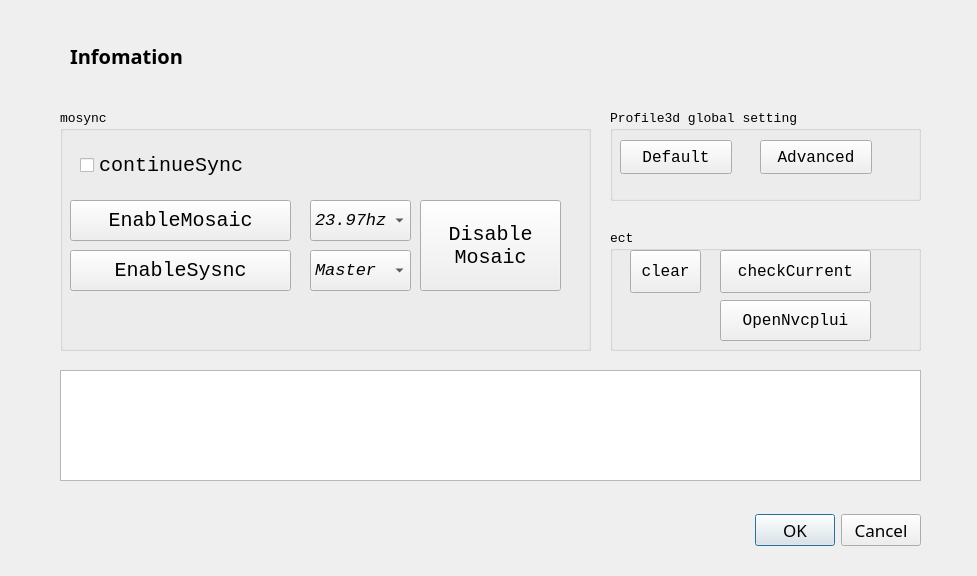
Qt form test.ui (thissak/QtMosaic) before a commit.
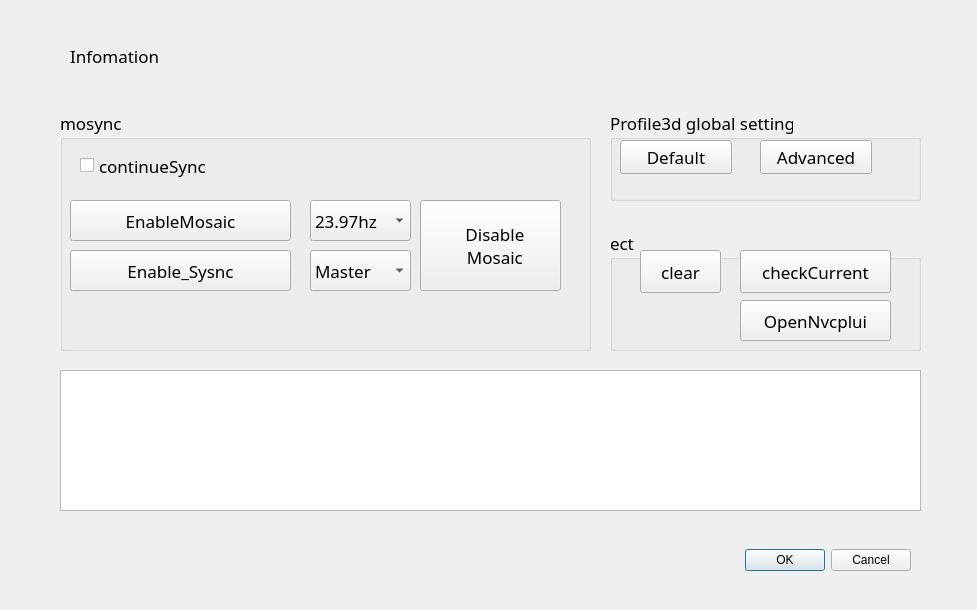
The same form after that commit. Icons and pictures are not drawn.

```diff
--- a/test.ui
+++ b/test.ui
@@ -7,33 +7,58 @@
     <x>0</x>
     <y>0</y>
     <width>977</width>
-    <height>576</height>
+    <height>610</height>
    </rect>
   </property>
+  <property name="minimumSize">
+   <size>
+    <width>977</width>
+    <height>0</height>
+   </size>
+  </property>
+  <property name="maximumSize">
+   <size>
+    <width>977</width>
+    <height>16777215</height>
+   </size>
+  </property>
   <property name="font">
    <font>
-    <family>Consolas</family>
-    <pointsize>10</pointsize>
+    <family>Bell MT</family>
+    <pointsize>13</pointsize>
     <weight>50</weight>
+    <italic>false</italic>
     <bold>false</bold>
    </font>
   </property>
   <property name="windowTitle">
-   <string>Mosaic&amp;Sync</string>
+   <string>모씽 v1.0</string>
+  </property>
+  <property name="windowIcon">
+   <iconset>
+    <normaloff>icons/icons8-webcam-96.png</normaloff>icons/icons8-webcam-96.png</iconset>
+  </property>
+  <property name="styleSheet">
+   <string notr="true">background-color:rgb(140, 140, 140)rgb(61, 61, 61);
+font: 13pt &quot;Bell MT&quot;;
+</string>
   </property>
   <widget class="QDialogButtonBox" name="dialog_ok">
    <property name="geometry">
     <rect>
-     <x>680</x>
-     <y>490</y>
+     <x>670</x>
+     <y>520</y>
      <width>241</width>
      <height>81</height>
     </rect>
    </property>
    <property name="font">
     <font>
-     <family>D2Coding</family>
+     <family>Bell MT</family>
      <pointsize>13</pointsize>
+     <weight>50</weight>
+     <italic>false</italic>
+     <bold>false</bold>
     </font>
    </property>
    <property name="orientation">
@@ -54,10 +79,11 @@
    </property>
    <property name="font">
     <font>
-     <family>D2Coding</family>
-     <pointsize>15</pointsize>
-     <weight>75</weight>
-     <bold>true</bold>
+     <family>Bell MT</family>
+     <pointsize>13</pointsize>
+     <weight>50</weight>
+     <italic>false</italic>
+     <bold>false</bold>
     </font>
    </property>
    <property name="text">
@@ -70,12 +96,16 @@
      <x>60</x>
      <y>370</y>
      <width>861</width>
-     <height>111</height>
+     <height>141</height>
     </rect>
    </property>
    <property name="font">
     <font>
-     <family>D2Coding</family>
+     <family>Bell MT</family>
+     <pointsize>13</pointsize>
+     <weight>50</weight>
+     <italic>false</italic>
+     <bold>false</bold>
     </font>
    </property>
   </widget>
@@ -88,6 +118,15 @@
      <height>241</height>
     </rect>
    </property>
+   <property name="font">
+    <font>
+     <family>Bell MT</family>
+     <pointsize>13</pointsize>
+     <weight>50</weight>
+     <italic>false</italic>
+     <bold>false</bold>
+    </font>
+   </property>
    <property name="title">
     <string>mosync</string>
    </property>
@@ -102,12 +141,26 @@
     </property>
     <property name="font">
      <font>
-      <pointsize>15</pointsize>
+      <family>Bell MT</family>
+      <pointsize>13</pointsize>
+      <weight>50</weight>
+      <italic>false</italic>
+      <bold>false</bold>
      </font>
     </property>
     <property name="text">
-     <string>Disable
-Mosaic</string>
+     <string>  Disable
+  Mosaic</string>
+    </property>
+    <property name="icon">
+     <iconset>
+      <normaloff>icons/icons8-virtual-reality-96.png</normaloff>icons/icons8-virtual-reality-96.png</iconset>
+    </property>
+    <property name="iconSize">
+     <size>
+      <width>30</width>
+      <height>30</height>
+     </size>
     </property>
    </widget>
    <widget class="QCheckBox" name="chk1_sync">
@@ -121,7 +174,11 @@
     </property>
     <property name="font">
      <font>
-      <pointsize>15</pointsize>
+      <family>Bell MT</family>
+      <pointsize>13</pointsize>
+      <weight>50</weight>
+      <italic>false</italic>
+      <bold>false</bold>
      </font>
     </property>
     <property name="cursor">
@@ -145,12 +202,26 @@
     </property>
     <property name="font">
      <font>
-      <pointsize>15</pointsize>
+      <family>Bell MT</family>
+      <pointsize>13</pointsize>
+      <weight>50</weight>
+      <italic>false</italic>
+      <bold>false</bold>
      </font>
     </property>
     <property name="text">
      <string>EnableMosaic</string>
     </property>
+    <property name="icon">
+     <iconset>
+      <normaloff>icons/icons8-laptop-96.png</normaloff>icons/icons8-laptop-96.png</iconset>
+    </property>
+    <property name="iconSize">
+     <size>
+      <width>30</width>
+      <height>30</height>
+     </size>
+    </property>
    </widget>
    <widget class="QPushButton" name="btn4_sync">
     <property name="geometry">
@@ -163,11 +234,25 @@
     </property>
     <property name="font">
      <font>
-      <pointsize>15</pointsize>
+      <family>Bell MT</family>
+      <pointsize>13</pointsize>
+      <weight>50</weight>
+      <italic>false</italic>
+      <bold>false</bold>
      </font>
     </property>
     <property name="text">
-     <string>EnableSysnc</string>
+     <string>Enable_Sysnc</string>
+    </property>
+    <property name="icon">
+     <iconset>
+      <normaloff>icons/icons8-audio-cable-96.png</normaloff>icons/icons8-audio-cable-96.png</iconset>
+    </property>
+    <property name="iconSize">
+     <size>
+      <width>30</width>
+      <height>30</height>
+     </size>
     </property>
    </widget>
    <widget class="QComboBox" name="combo_master">
@@ -181,8 +266,11 @@
     </property>
     <property name="font">
      <font>
+      <family>Bell MT</family>
       <pointsize>13</pointsize>
-      <italic>true</italic>
+      <weight>50</weight>
+      <italic>false</italic>
+      <bold>false</bold>
      </font>
     </property>
     <item>
@@ -207,11 +295,11 @@
     </property>
     <property name="font">
      <font>
+      <family>Bell MT</family>
       <pointsize>13</pointsize>
       <weight>50</weight>
-      <italic>true</italic>
+      <italic>false</italic>
       <bold>false</bold>
-      <underline>false</underline>
      </font>
     </property>
     <item>
@@ -264,7 +352,11 @@
     </property>
     <property name="font">
      <font>
-      <pointsize>12</pointsize>
+      <family>Bell MT</family>
+      <pointsize>13</pointsize>
+      <weight>50</weight>
+      <italic>false</italic>
+      <bold>false</bold>
      </font>
     </property>
     <property name="toolTip">
@@ -285,7 +377,11 @@
     </property>
     <property name="font">
      <font>
-      <pointsize>12</pointsize>
+      <family>Bell MT</family>
+      <pointsize>13</pointsize>
+      <weight>50</weight>
+      <italic>false</italic>
+      <bold>false</bold>
      </font>
     </property>
     <property name="toolTip">
@@ -311,7 +407,7 @@
    <widget class="QPushButton" name="btn6_openNvcpl">
     <property name="geometry">
      <rect>
-      <x>110</x>
+      <x>130</x>
       <y>70</y>
       <width>151</width>
       <height>41</height>
@@ -319,7 +415,11 @@
     </property>
     <property name="font">
      <font>
-      <pointsize>12</pointsize>
+      <family>Bell MT</family>
+      <pointsize>13</pointsize>
+      <weight>50</weight>
+      <italic>false</italic>
+      <bold>false</bold>
      </font>
     </property>
     <property name="toolTip">
@@ -332,9 +432,9 @@
    <widget class="QPushButton" name="btn2_clear">
     <property name="geometry">
      <rect>
-      <x>20</x>
+      <x>30</x>
       <y>20</y>
-      <width>71</width>
+      <width>81</width>
       <height>43</height>
      </rect>
     </property>
@@ -352,7 +452,11 @@
     </property>
     <property name="font">
      <font>
-      <pointsize>12</pointsize>
+      <family>Bell MT</family>
+      <pointsize>13</pointsize>
+      <weight>50</weight>
+      <italic>false</italic>
+      <bold>false</bold>
      </font>
     </property>
     <property name="toolTip">
@@ -365,7 +469,7 @@
    <widget class="QPushButton" name="btn3_current">
     <property name="geometry">
      <rect>
-      <x>110</x>
+      <x>130</x>
       <y>20</y>
       <width>151</width>
       <height>43</height>
@@ -385,7 +489,11 @@
     </property>
     <property name="font">
      <font>
-      <pointsize>12</pointsize>
+      <family>Bell MT</family>
+      <pointsize>13</pointsize>
+      <weight>50</weight>
+      <italic>false</italic>
+      <bold>false</bold>
      </font>
     </property>
     <property name="toolTip">
```
Left out of the diff: 20 changed lines with no effect on the pictures.
